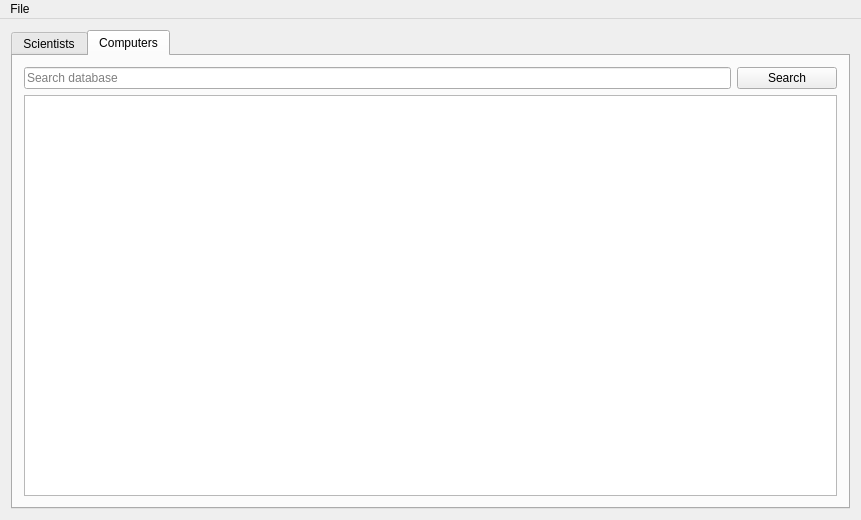
Above: gui/gui-version/mainwindow.ui from reykjalin/VLN1 before the change. Below: the same form after it.
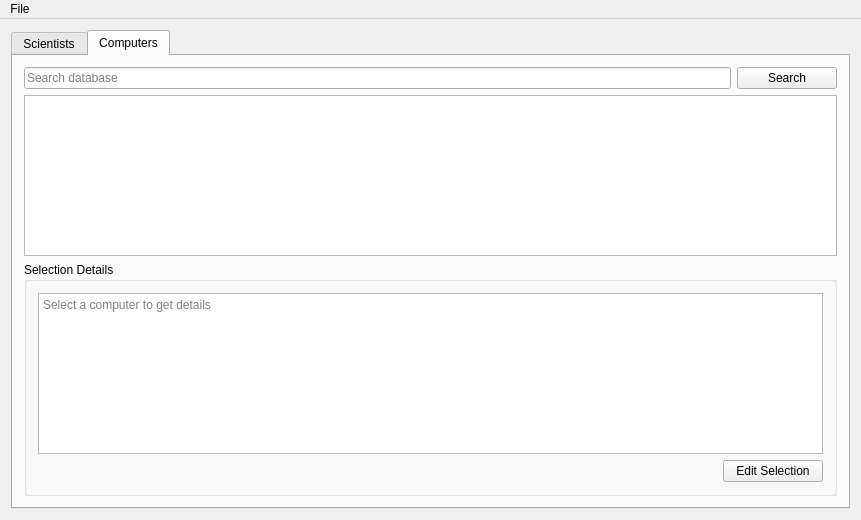
That is the form after the change. The open tabs and pages were chosen to show the change.

Commit message: Add search and details

Diff of the .ui file:
```diff
--- a/gui/gui-version/mainwindow.ui
+++ b/gui/gui-version/mainwindow.ui
@@ -94,6 +94,58 @@
           </property>
          </widget>
         </item>
+        <item>
+         <widget class="QGroupBox" name="grpComputer">
+          <property name="title">
+           <string>Selection Details</string>
+          </property>
+          <layout class="QVBoxLayout" name="verticalLayout_7">
+           <item>
+            <widget class="QPlainTextEdit" name="txtComputerDetails">
+             <property name="autoFillBackground">
+              <bool>false</bool>
+             </property>
+             <property name="readOnly">
+              <bool>true</bool>
+             </property>
+             <property name="placeholderText">
+              <string>Select a computer to get details</string>
+             </property>
+            </widget>
+           </item>
+           <item>
+            <layout class="QHBoxLayout" name="horizontalLayout_4">
+             <item>
+              <spacer name="horizontalSpacer_2">
+               <property name="orientation">
+                <enum>Qt::Horizontal</enum>
+               </property>
+               <property name="sizeHint" stdset="0">
+                <size>
+                 <width>40</width>
+                 <height>20</height>
+                </size>
+               </property>
+              </spacer>
+             </item>
+             <item>
+              <widget class="QPushButton" name="btnEditComputer">
+               <property name="minimumSize">
+                <size>
+                 <width>100</width>
+                 <height>0</height>
+                </size>
+               </property>
+               <property name="text">
+                <string>Edit Selection</string>
+               </property>
+              </widget>
+             </item>
+            </layout>
+           </item>
+          </layout>
+         </widget>
+        </item>
        </layout>
       </widget>
      </widget>
```
Left out of the diff: 49 changed lines with no effect on the pictures. The commit also changes 4 other files.
